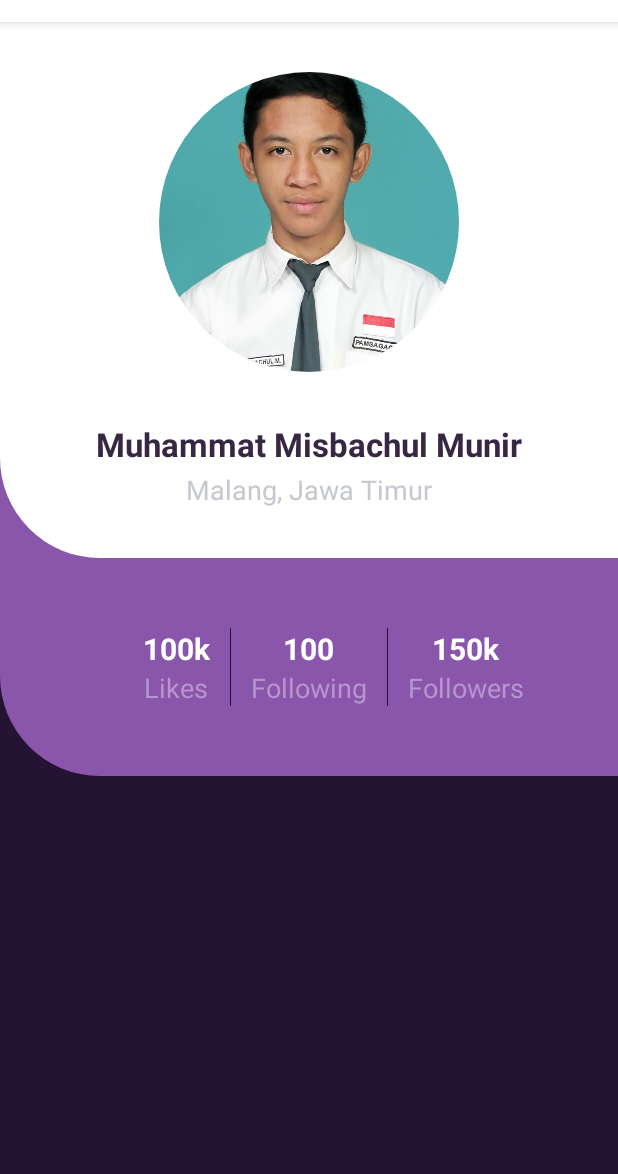
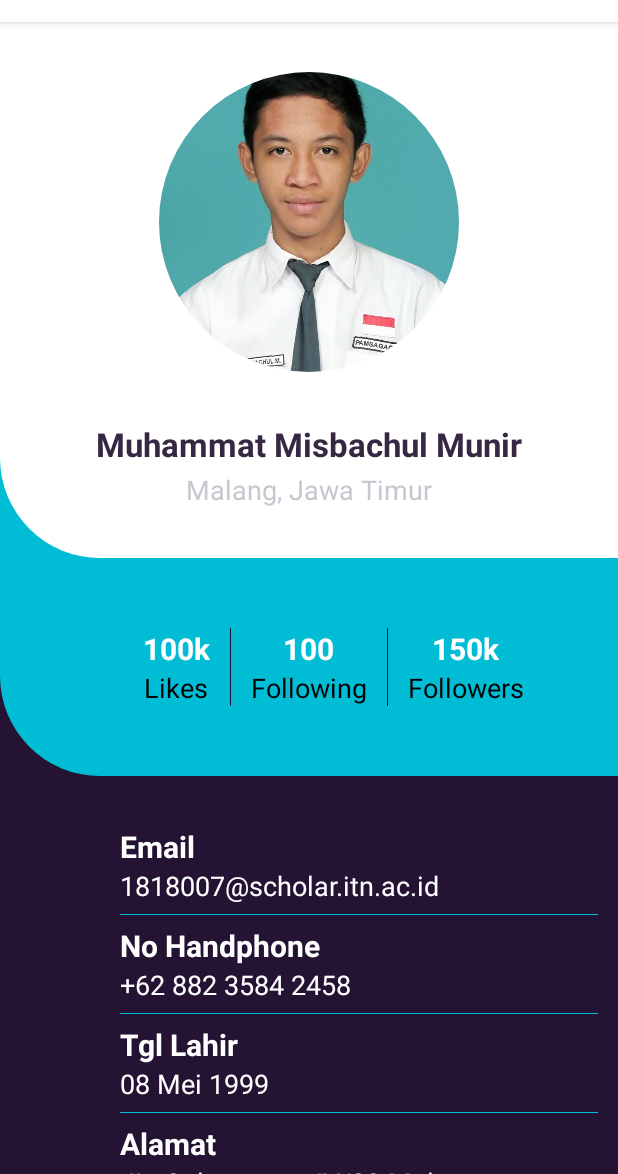
Before and after one commit to munir007/Tugas_1, an Android app: the screen it shows after launch (MainActivity), on a phone screen of 412 x 824 dp, the part 62-1236 px from its top. Run offline under Robolectric (Android 15) with nearby library versions, the phone set to English and light mode, and no system bars; our stand-ins replace CircleImageView.

Commit message:
Muhammat Misbachul Munir

```diff
--- a/app/src/main/res/drawable/secondlayer.xml
+++ b/app/src/main/res/drawable/secondlayer.xml
@@ -1,6 +1,6 @@
 <?xml version="1.0" encoding="utf-8"?>
 <shape xmlns:android="http://schemas.android.com/apk/res/android">
-    <solid android:color="#8a56ab"/>
+    <solid android:color="#00BCD4"/>
     <stroke android:width="0dp"/>
     <corners android:bottomLeftRadius="100px"/>
     <padding android:bottom="0dp" android:left="0dp" android:right="0dp" android:top="0dp"/>
--- a/app/src/main/res/layout/activity_main.xml
+++ b/app/src/main/res/layout/activity_main.xml
@@ -37,8 +37,7 @@
                 android:textSize="22sp"
                 android:textStyle="bold"
                 android:text="Muhammat Misbachul Munir"
-                android:textColor="@color/colorTitle"
-                />
+                android:textColor="@color/colorTitle"/>
             <TextView
                 android:layout_width="wrap_content"
                 android:layout_height="wrap_content"
@@ -47,8 +46,7 @@
                 android:text="Malang, Jawa Timur"
                 android:textColor="@color/colorSubTitle"
                 android:layout_marginBottom="50px"
-                android:layout_marginTop="5px"
-                />
+                android:layout_marginTop="5px"/>
 
         </LinearLayout>
 
@@ -145,7 +143,128 @@
 
         </LinearLayout>
 
+    <LinearLayout
+        android:paddingTop="50px"
+        android:orientation="vertical"
+        android:layout_width="match_parent"
+        android:layout_height="wrap_content"
+        android:layout_marginLeft="120px">
 
+        <LinearLayout
+        android:orientation="vertical"
+        android:layout_width="wrap_content"
+        android:layout_height="wrap_content">
+
+        <TextView
+            android:layout_width="wrap_content"
+            android:layout_height="wrap_content"
+            android:textColor="@color/colorTitleWhite"
+            android:textSize="20sp"
+            android:textStyle="bold"
+            android:text="Email"/>
+        <TextView
+            android:layout_width="wrap_content"
+            android:layout_height="wrap_content"
+            android:textColor="@color/colorTitleWhite"
+            android:textSize="18sp"
+            android:textStyle="normal"
+            android:text="1818007@scholar.itn.ac.id"/>
+
+    </LinearLayout>
+        <View
+            android:layout_width="match_parent"
+            android:layout_height="1px"
+            android:layout_marginTop="10px"
+            android:layout_marginRight="20px"
+            android:layout_marginBottom="10px"
+            android:background="@color/colorHorizontalDivider"/>
+        <LinearLayout
+        android:orientation="vertical"
+        android:layout_width="wrap_content"
+        android:layout_height="wrap_content">
+
+        <TextView
+            android:layout_width="wrap_content"
+            android:layout_height="wrap_content"
+            android:textColor="@color/colorTitleWhite"
+            android:textSize="20sp"
+            android:textStyle="bold"
+            android:text="No Handphone"/>
+        <TextView
+            android:layout_width="wrap_content"
+            android:layout_height="wrap_content"
+            android:textColor="@color/colorTitleWhite"
+            android:textSize="18sp"
+            android:textStyle="normal"
+            android:text="+62 882 3584 2458"/>
+
+    </LinearLayout>
+        <View
+            android:layout_width="match_parent"
+            android:layout_height="1px"
+            android:layout_marginTop="10px"
+            android:layout_marginRight="20px"
+            android:layout_marginBottom="10px"
+            android:background="@color/colorHorizontalDivider"/>
+        <LinearLayout
+            android:orientation="vertical"
+            android:layout_width="wrap_content"
+            android:layout_height="wrap_content">
+
+            <TextView
+                android:layout_width="wrap_content"
+                android:layout_height="wrap_content"
+                android:textColor="@color/colorTitleWhite"
+                android:textSize="20sp"
+                android:textStyle="bold"
+                android:text="Tgl Lahir"/>
+            <TextView
+                android:layout_width="wrap_content"
+                android:layout_height="wrap_content"
+                android:textColor="@color/colorTitleWhite"
+                android:textSize="18sp"
+                android:textStyle="normal"
+                android:text="08 Mei 1999"/>
+
+        </LinearLayout>
+        <View
+            android:layout_width="match_parent"
+            android:layout_height="1px"
+            android:layout_marginTop="10px"
+            android:layout_marginRight="20px"
+            android:layout_marginBottom="10px"
+            android:background="@color/colorHorizontalDivider"/>
+
+        <LinearLayout
+            android:orientation="vertical"
+            android:layout_width="wrap_content"
+            android:layout_height="wrap_content">
+
+            <TextView
+                android:layout_width="wrap_content"
+                android:layout_height="wrap_content"
+                android:textColor="@color/colorTitleWhite"
+                android:textSize="20sp"
+                android:textStyle="bold"
+                android:text="Alamat"/>
+            <TextView
+                android:layout_width="wrap_content"
+                android:layout_height="wrap_content"
+                android:textColor="@color/colorTitleWhite"
+                android:textSize="18sp"
+                android:textStyle="normal"
+                android:text="JL. Galunggung IV/23 Malang"/>
+
+        </LinearLayout>
+        <View
+            android:layout_width="match_parent"
+            android:layout_height="1px"
+            android:layout_marginTop="10px"
+            android:layout_marginRight="20px"
+            android:layout_marginBottom="10px"
+            android:background="@color/colorHorizontalDivider"/>
+
+    </LinearLayout>
 
 </LinearLayout>
 
--- a/app/src/main/res/values/colors.xml
+++ b/app/src/main/res/values/colors.xml
@@ -3,10 +3,11 @@
     <color name="colorPrimary">#ffffff</color>
     <color name="colorPrimaryDark">#241333</color>
     <color name="colorAccent">#D81B60</color>
-    <color name="colorLayerback">#8a56ab</color>
+    <color name="colorLayerback">#00BCD4</color>
     <color name="colorBack">#241333</color>
     <color name="colorTitle">#362742</color>
     <color name="colorSubTitle">#c5c9cf</color>
     <color name="colorTitleWhite">#ffffff</color>
-    <color name="colorSubTitleWhite">#b795ce</color>
+    <color name="colorSubTitleWhite">#000000</color>
+    <color name="colorHorizontalDivider">#00BCD4</color>
 </resources>
```
